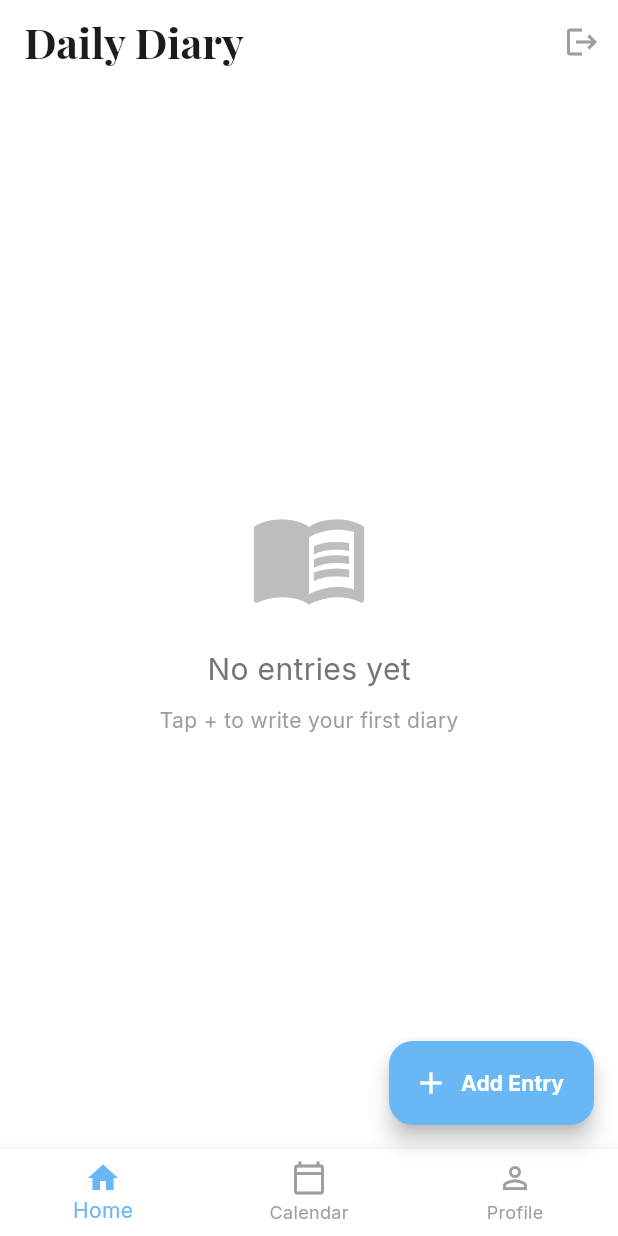
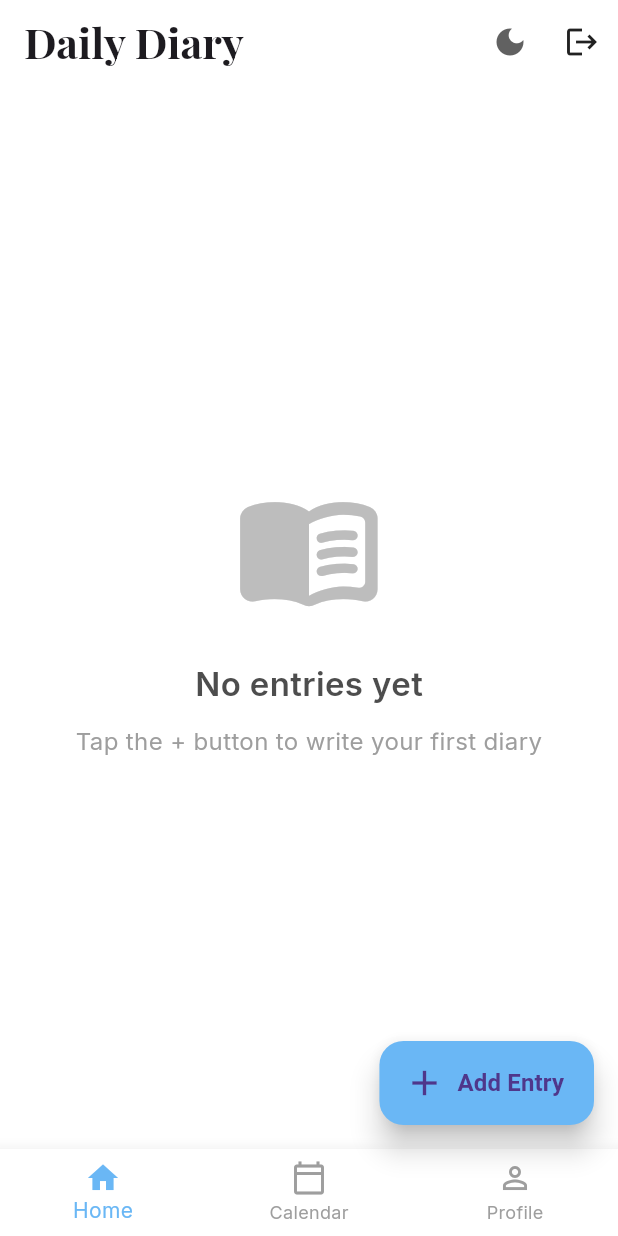
Before and after one commit to Sumeyahassen/mobile-app-course, a Flutter app: the HomeScreen screen opened directly, on a phone screen of 412 x 824 dp. Run offline on Flutter 3.47's test engine with Material 3 defaults, Android fonts, the light colour scheme and no system bars; our stand-ins replace firebase_auth, firebase_core, google_fonts, local_auth, shared_preferences, sqflite; missing offline and left inert: no_screenshot; accounts and stored records are empty.

```diff
--- a/diary_app/lib/constants.dart
+++ b/diary_app/lib/constants.dart
@@ -3,31 +3,81 @@ import 'package:flutter/material.dart';
 import 'package:google_fonts/google_fonts.dart';
 
 class AppColors {
+  // Light Theme
   static const primary = Color(0xFF6AB7F5);
   static const lightBlue = Color(0xFFE3F2FD);
-  static const background = Colors.white;
-  static const card = Color(0xFFFAFAFA);
+  static const backgroundLight = Colors.white;
+  static const cardLight = Color(0xFFFAFAFA);
+  static const textPrimaryLight = Color(0xFF212121);
+  static const textSecondaryLight = Color(0xFF757575);
+
+  // Dark Theme
+  static const backgroundDark = Color(0xFF121212);
+  static const surfaceDark = Color(0xFF1E1E1E);
+  static const cardDark = Color(0xFF252525);
+  static const textPrimaryDark = Colors.white;
+  static const textSecondaryDark = Color(0xFFB3B3B3);
 }
 
-final ThemeData appTheme = ThemeData(
+class AppTheme {
+  static ThemeData lightTheme = ThemeData(
+    brightness: Brightness.light,
     primaryColor: AppColors.primary,
-  scaffoldBackgroundColor: AppColors.background,
-  textTheme: GoogleFonts.interTextTheme(),
+    scaffoldBackgroundColor: AppColors.backgroundLight,
+    cardColor: AppColors.cardLight,
+    textTheme: GoogleFonts.interTextTheme(
+      const TextTheme(
+        bodyLarge: TextStyle(color: AppColors.textPrimaryLight),
+        bodyMedium: TextStyle(color: AppColors.textSecondaryLight),
+      ),
+    ),
+    appBarTheme: const AppBarTheme(
+      backgroundColor: Colors.transparent,
+      elevation: 0,
+      foregroundColor: AppColors.textPrimaryLight,
+    ),
     elevatedButtonTheme: ElevatedButtonThemeData(
       style: ElevatedButton.styleFrom(
         backgroundColor: AppColors.primary,
         foregroundColor: Colors.white,
         shape: RoundedRectangleBorder(borderRadius: BorderRadius.circular(16)),
-      padding: const EdgeInsets.symmetric(vertical: 16),
       ),
     ),
     inputDecorationTheme: InputDecorationTheme(
       filled: true,
-    fillColor: Colors.grey[50],
-    border: OutlineInputBorder(
-      borderRadius: BorderRadius.circular(12),
-      borderSide: BorderSide.none,
-    ),
-    contentPadding: const EdgeInsets.symmetric(horizontal: 20, vertical: 18),
+      fillColor: Colors.grey[100],
+      border: OutlineInputBorder(borderRadius: BorderRadius.circular(12)),
     ),
   );
+
+  static ThemeData darkTheme = ThemeData(
+    brightness: Brightness.dark,
+    primaryColor: AppColors.primary,
+    scaffoldBackgroundColor: AppColors.backgroundDark,
+    cardColor: AppColors.cardDark,
+    textTheme: GoogleFonts.interTextTheme(
+      const TextTheme(
+        bodyLarge: TextStyle(color: AppColors.textPrimaryDark),
+        bodyMedium: TextStyle(color: AppColors.textSecondaryDark),
+      ),
+    ),
+    appBarTheme: const AppBarTheme(
+      backgroundColor: Colors.transparent,
+      elevation: 0,
+      foregroundColor: AppColors.textPrimaryDark,
+    ),
+    elevatedButtonTheme: ElevatedButtonThemeData(
+      style: ElevatedButton.styleFrom(
+        backgroundColor: AppColors.primary,
+        foregroundColor: Colors.white,
+        shape: RoundedRectangleBorder(borderRadius: BorderRadius.circular(16)),
+      ),
+    ),
+    inputDecorationTheme: InputDecorationTheme(
+      filled: true,
+      fillColor: AppColors.surfaceDark,
+      border: OutlineInputBorder(borderRadius: BorderRadius.circular(12)),
+      labelStyle: const TextStyle(color: AppColors.textSecondaryDark),
+    ),
+  );
+}
--- a/diary_app/lib/main.dart
+++ b/diary_app/lib/main.dart
@@ -1,8 +1,8 @@
 // lib/main.dart
 import 'package:flutter/material.dart';
 import 'package:firebase_core/firebase_core.dart';
+import 'package:no_screenshot/no_screenshot.dart';
 import 'package:shared_preferences/shared_preferences.dart';
-import 'package:no_screenshot/no_screenshot.dart';
 import 'firebase_options.dart';
 import 'constants.dart';
 import 'screens/splash_screen.dart';
@@ -11,22 +11,57 @@ void main() async {
   WidgetsFlutterBinding.ensureInitialized();
   await Firebase.initializeApp(options: DefaultFirebaseOptions.currentPlatform);
 
-  // Disable screenshots for privacy
+  // Disable screenshots
   final noScreenshot = NoScreenshot.instance;
   await noScreenshot.screenshotOff();
 
   runApp(const MyApp());
 }
 
-class MyApp extends StatelessWidget {
+class MyApp extends StatefulWidget {
   const MyApp({super.key});
 
   @override
+  State<MyApp> createState() => _MyAppState();
+
+  // This allows you to change theme from anywhere
+  static _MyAppState of(BuildContext context) =>
+      context.findAncestorStateOfType<_MyAppState>()!;
+}
+
+class _MyAppState extends State<MyApp> {
+  ThemeMode _themeMode = ThemeMode.system;
+
+  @override
+  void initState() {
+    super.initState();
+    _loadTheme();
+  }
+
+  Future<void> _loadTheme() async {
+    final prefs = await SharedPreferences.getInstance();
+    final isDark = prefs.getBool('isDarkMode') ?? false;
+    setState(() {
+      _themeMode = isDark ? ThemeMode.dark : ThemeMode.light;
+    });
+  }
+
+  void toggleTheme(bool isDark) async {
+    setState(() {
+      _themeMode = isDark ? ThemeMode.dark : ThemeMode.light;
+    });
+    final prefs = await SharedPreferences.getInstance();
+    prefs.setBool('isDarkMode', isDark);
+  }
+
   @override
   Widget build(BuildContext context) {
     return MaterialApp(
       debugShowCheckedModeBanner: false,
-      theme: appTheme,
+      title: 'Daily Diary',
+      theme: AppTheme.lightTheme,
+      darkTheme: AppTheme.darkTheme,
+      themeMode: _themeMode,
       home: const SplashScreen(),
     );
   }
--- a/diary_app/lib/screens/home_screen.dart
+++ b/diary_app/lib/screens/home_screen.dart
@@ -8,6 +8,7 @@ import 'package:diary_app/models/diary_model.dart';
 import 'package:diary_app/services/auth_service.dart';
 import 'package:diary_app/screens/add_edit_diary_screen.dart';
 import 'package:diary_app/screens/login_screen.dart';
+import 'package:diary_app/main.dart'; // ← Important for theme toggle
 
 class HomeScreen extends StatefulWidget {
   const HomeScreen({super.key});
@@ -20,8 +21,15 @@ class _HomeScreenState extends State<HomeScreen> {
   final DatabaseService _db = DatabaseService.instance;
   final AuthService _auth = AuthService();
 
+  // Refresh list when coming back from add/edit
+  Future<void> _refreshEntries() async {
+    setState(() {});
+  }
+
   @override
   Widget build(BuildContext context) {
+    final isDarkMode = Theme.of(context).brightness == Brightness.dark;
+
     return Scaffold(
       appBar: AppBar(
         title: Text(
@@ -29,26 +37,44 @@ class _HomeScreenState extends State<HomeScreen> {
           style: GoogleFonts.playfairDisplay(
             fontSize: 28,
             fontWeight: FontWeight.bold,
+            color: Theme.of(context).textTheme.titleLarge?.color,
           ),
         ),
         centerTitle: false,
         elevation: 0,
         backgroundColor: Colors.transparent,
         actions: [
+          // Dark Mode Toggle
           IconButton(
-            icon: const Icon(Icons.logout, color: Colors.grey),
+            icon: Icon(
+              isDarkMode ? Icons.light_mode : Icons.dark_mode,
+              color: isDarkMode ? Colors.yellow : Colors.grey[700],
+            ),
+            tooltip: isDarkMode ? "Switch to Light Mode" : "Switch to Dark Mode",
+            onPressed: () {
+              final appState = MyApp.of(context);
+              final newDarkMode = !isDarkMode;
+              appState.toggleTheme(newDarkMode);
+            },
+          ),
+
+          // Logout
+          IconButton(
+            icon: const Icon(Icons.logout),
+            tooltip: "Logout",
             onPressed: () async {
               await _auth.signOut();
               if (mounted) {
                 Navigator.pushReplacement(
                   context,
-                  MaterialPageRoute(builder: (_) => const LoginScreen())
+                  MaterialPageRoute(builder: (_) => const LoginScreen()),
                 );
               }
             },
           ),
         ],
       ),
+
       body: FutureBuilder<List<DiaryEntry>>(
         future: _db.getAllEntries(),
         builder: (context, snapshot) {
@@ -63,16 +89,28 @@ class _HomeScreenState extends State<HomeScreen> {
               child: Column(
                 mainAxisAlignment: MainAxisAlignment.center,
                 children: [
-                  Icon(Icons.menu_book, size: 80, color: Colors.grey[400]),
-                  const SizedBox(height: 20),
+                  Icon(
+                    Icons.menu_book_rounded,
+                    size: 100,
+                    color: Colors.grey[400],
+                  ),
+                  const SizedBox(height: 24),
                   Text(
                     "No entries yet",
-                    style: TextStyle(fontSize: 20, color: Colors.grey[600]),
+                    style: TextStyle(
+                      fontSize: 22,
+                      fontWeight: FontWeight.w600,
+                      color: Theme.of(context).textTheme.bodyLarge?.color?.withOpacity(0.8),
                     ),
-                  const SizedBox(height: 10),
+                  ),
+                  const SizedBox(height: 12),
                   Text(
-                    "Tap + to write your first diary",
-                    style: TextStyle(color: Colors.grey[500]),
+                    "Tap the + button to write your first diary",
+                    style: TextStyle(
+                      fontSize: 16,
+                      color: Colors.grey[500],
+                    ),
+                    textAlign: TextAlign.center,
                   ),
                 ],
               ),
@@ -85,101 +123,83 @@ class _HomeScreenState extends State<HomeScreen> {
             itemBuilder: (context, index) {
               final entry = entries[index];
               return Card(
-                elevation: 4,
-                shadowColor: Colors.black.withOpacity(0.08),
-                shape: RoundedRectangleBorder(
+                elevation: 6,
+                shadowColor: Colors.black.withOpacity(0.1),
+                shape: RoundedRectangleBorder(borderRadius: BorderRadius.circular(20)),
+                margin: const EdgeInsets.only(bottom: 16),
+                child: InkWell(
                   borderRadius: BorderRadius.circular(20),
-                ),
-                margin: const EdgeInsets.only(bottom: 16),
-                child: ListTile(
-                  contentPadding: const EdgeInsets.all(20),
-                  title: Text(
-                    entry.title.isEmpty ? "Untitled" : entry.title,
-                    style: const TextStyle(
-                      fontWeight: FontWeight.bold,
-                      fontSize: 18,
-                    ),
-                  ),
-                  subtitle: Column(
+                  onTap: () async {
+                    await Navigator.push(
+                      context,
+                      MaterialPageRoute(builder: (_) => AddEditDiaryScreen(entry: entry)),
+                    );
+                    _refreshEntries();
+                  },
+                  child: Padding(
+                    padding: const EdgeInsets.all(20),
+                    child: Column(
                       crossAxisAlignment: CrossAxisAlignment.start,
                       children: [
+                        Text(
+                          entry.title.isEmpty ? "Untitled" : entry.title,
+                          style: const TextStyle(fontWeight: FontWeight.bold, fontSize: 19),
+                        ),
                         const SizedBox(height: 8),
                         Text(
                           DateFormat('EEEE, d MMMM yyyy').format(DateTime.parse(entry.date)),
-                        style: TextStyle(color: Colors.grey[600]),
+                          style: TextStyle(color: Colors.grey[600], fontSize: 14),
                         ),
-                      const SizedBox(height: 8),
+                        const SizedBox(height: 12),
                         Text(
-                        entry.content.length > 100
-                            ? "${entry.content.substring(0, 100)}..."
+                          entry.content.length > 120
+                              ? "${entry.content.substring(0, 120)}..."
                               : entry.content,
-                        style: const TextStyle(fontSize: 15),
+                          style: const TextStyle(fontSize: 15.5, height: 1.5),
                         ),
                       ],
                     ),
-                  trailing: const Icon(Icons.arrow_forward_ios, size: 16),
-                  onTap: () {
-                    Navigator.push(
-                      context,
-                      MaterialPageRoute(
-                        builder: (_) => AddEditDiaryScreen(entry: entry),
                   ),
-                    ).then((_) {
-                      if (mounted) setState(() {});
-                    });
-                  },
                 ),
               );
             },
           );
         },
       ),
+
       floatingActionButton: FloatingActionButton.extended(
-        onPressed: () {
-          Navigator.push(
+        onPressed: () async {
+          await Navigator.push(
             context,
             MaterialPageRoute(builder: (_) => const AddEditDiaryScreen()),
-          ).then((_) {
-            if (mounted) setState(() {});
-          });
+          );
+          _refreshEntries();
         },
         backgroundColor: AppColors.primary,
-        icon: const Icon(Icons.add, color: Colors.white),
+        elevation: 8,
+        icon: const Icon(Icons.add, size: 28),
         label: const Text(
           "Add Entry",
-          style: TextStyle(
-            color: Colors.white,
-            fontWeight: FontWeight.bold,
+          style: TextStyle(fontSize: 16, fontWeight: FontWeight.bold),
         ),
       ),
-      ),
+
+      floatingActionButtonLocation: FloatingActionButtonLocation.endFloat,
+
       bottomNavigationBar: BottomNavigationBar(
         type: BottomNavigationBarType.fixed,
-        items: const [
-          BottomNavigationBarItem(
-            icon: Icon(Icons.home_outlined),
-            activeIcon: Icon(Icons.home),
-            label: "Home"
-          ),
-          BottomNavigationBarItem(
-            icon: Icon(Icons.calendar_today_outlined),
-            activeIcon: Icon(Icons.calendar_today),
-            label: "Calendar"
-          ),
-          BottomNavigationBarItem(
-            icon: Icon(Icons.person_outline),
-            activeIcon: Icon(Icons.person),
-            label: "Profile"
-          ),
-        ],
         currentIndex: 0,
         selectedItemColor: AppColors.primary,
         unselectedItemColor: Colors.grey,
-        backgroundColor: Colors.white,
-        elevation: 8,
+        backgroundColor: Theme.of(context).scaffoldBackgroundColor,
+        elevation: 10,
+        items: const [
+          BottomNavigationBarItem(icon: Icon(Icons.home_outlined), activeIcon: Icon(Icons.home), label: "Home"),
+          BottomNavigationBarItem(icon: Icon(Icons.calendar_today_outlined), activeIcon: Icon(Icons.calendar_today), label: "Calendar"),
+          BottomNavigationBarItem(icon: Icon(Icons.person_outline), activeIcon: Icon(Icons.person), label: "Profile"),
+        ],
         onTap: (index) {
-          // Add navigation logic for other tabs later
-          print("Tapped tab: $index");
+          // Future: Add navigation to Calendar & Profile screens
         },
       ),
     );
```
Also changed, not shown: 5 other files. Lines whose indentation alone changed are shown as unchanged.
